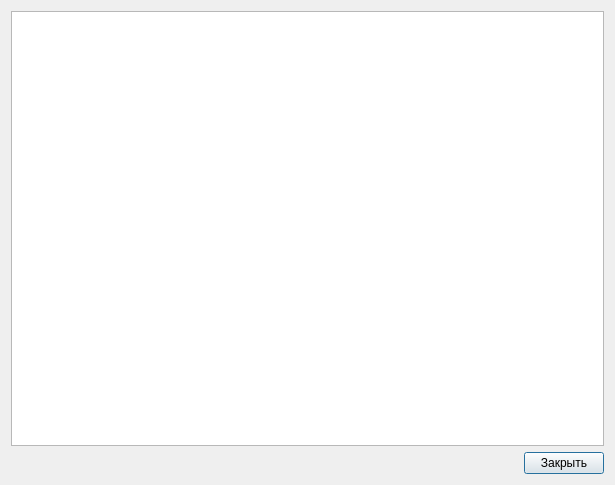
The window that ui/helpdialog.ui (m1lka/SmartCalc) describes before a commit, drawn with Qt 5.
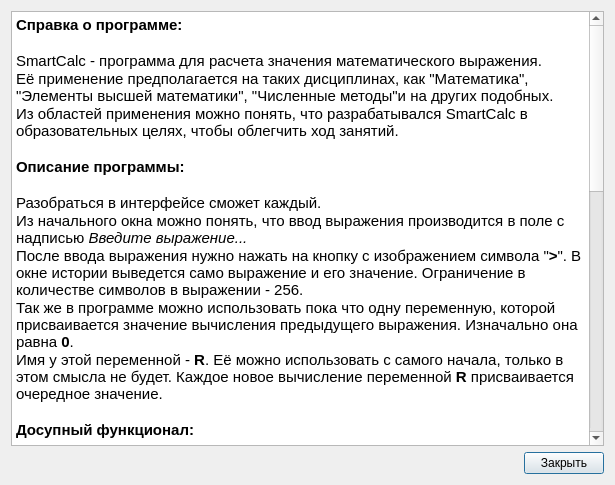
The same window after the commit.

Commit message: Появилась справка по программе.

```diff
--- a/ui/helpdialog.ui
+++ b/ui/helpdialog.ui
@@ -19,6 +19,61 @@
      <property name="readOnly">
       <bool>true</bool>
      </property>
+     <property name="html">
+      <string>&lt;!DOCTYPE HTML PUBLIC &quot;-//W3C//DTD HTML 4.0//EN&quot; &quot;http://www.w3.org/TR/REC-html40/strict.dtd&quot;&gt;
+&lt;html&gt;&lt;head&gt;&lt;meta name=&quot;qrichtext&quot; content=&quot;1&quot; /&gt;&lt;style type=&quot;text/css&quot;&gt;
+p, li { white-space: pre-wrap; }
+&lt;/style&gt;&lt;/head&gt;&lt;body style=&quot; font-family:'Ubuntu'; font-size:11pt; font-weight:400; font-style:normal;&quot;&gt;
+&lt;p style=&quot; margin-top:0px; margin-bottom:0px; margin-left:0px; margin-right:0px; -qt-block-indent:0; text-indent:0px;&quot;&gt;&lt;span style=&quot; font-weight:600;&quot;&gt;Справка о программе:&lt;/span&gt;&lt;/p&gt;
+&lt;p style=&quot;-qt-paragraph-type:empty; margin-top:0px; margin-bottom:0px; margin-left:0px; margin-right:0px; -qt-block-indent:0; text-indent:0px; font-weight:600;&quot;&gt;&lt;br /&gt;&lt;/p&gt;
+&lt;p style=&quot; margin-top:0px; margin-bottom:0px; margin-left:0px; margin-right:0px; -qt-block-indent:0; text-indent:0px;&quot;&gt;SmartCalc - программа для расчета значения математического выражения. &lt;/p&gt;
+&lt;p style=&quot; margin-top:0px; margin-bottom:0px; margin-left:0px; margin-right:0px; -qt-block-indent:0; text-indent:0px;&quot;&gt;Её применение предполагается на таких дисциплинах, как &amp;quot;Математика&amp;quot;, &amp;quot;Элементы высшей математики&amp;quot;, &amp;quot;Численные методы&amp;quot;и на других подобных.&lt;/p&gt;
+&lt;p style=&quot; margin-top:0px; margin-bottom:0px; margin-left:0px; margin-right:0px; -qt-block-indent:0; text-indent:0px;&quot;&gt;Из областей применения можно понять, что разрабатывался SmartCalc в образовательных целях, чтобы облегчить ход занятий.&lt;/p&gt;
+&lt;p style=&quot;-qt-paragraph-type:empty; margin-top:0px; margin-bottom:0px; margin-left:0px; margin-right:0px; -qt-block-indent:0; text-indent:0px;&quot;&gt;&lt;br /&gt;&lt;/p&gt;
+&lt;p style=&quot; margin-top:0px; margin-bottom:0px; margin-left:0px; margin-right:0px; -qt-block-indent:0; text-indent:0px;&quot;&gt;&lt;span style=&quot; font-weight:600;&quot;&gt;Описание программы:&lt;/span&gt;&lt;/p&gt;
+&lt;p style=&quot;-qt-paragraph-type:empty; margin-top:0px; margin-bottom:0px; margin-left:0px; margin-right:0px; -qt-block-indent:0; text-indent:0px; font-weight:600;&quot;&gt;&lt;br /&gt;&lt;/p&gt;
+&lt;p style=&quot; margin-top:0px; margin-bottom:0px; margin-left:0px; margin-right:0px; -qt-block-indent:0; text-indent:0px;&quot;&gt;Разобраться в интерфейсе сможет каждый.&lt;/p&gt;
+&lt;p style=&quot; margin-top:0px; margin-bottom:0px; margin-left:0px; margin-right:0px; -qt-block-indent:0; text-indent:0px;&quot;&gt;Из начального окна можно понять, что ввод выражения производится в поле с надписью &lt;span style=&quot; font-style:italic;&quot;&gt;Введите выражение...&lt;/span&gt;&lt;/p&gt;
+&lt;p style=&quot; margin-top:0px; margin-bottom:0px; margin-left:0px; margin-right:0px; -qt-block-indent:0; text-indent:0px;&quot;&gt;После ввода выражения нужно нажать на кнопку с изображением символа &amp;quot;&lt;span style=&quot; font-weight:600;&quot;&gt;&amp;gt;&lt;/span&gt;&amp;quot;. В окне истории выведется само выражение и его значение. Ограничение в количестве символов в выражении - 256.&lt;/p&gt;
+&lt;p style=&quot; margin-top:0px; margin-bottom:0px; margin-left:0px; margin-right:0px; -qt-block-indent:0; text-indent:0px;&quot;&gt;Так же в программе можно использовать пока что одну переменную, которой присваивается значение вычисления предыдущего выражения. Изначально она равна &lt;span style=&quot; font-weight:600;&quot;&gt;0&lt;/span&gt;.&lt;/p&gt;
+&lt;p style=&quot; margin-top:0px; margin-bottom:0px; margin-left:0px; margin-right:0px; -qt-block-indent:0; text-indent:0px;&quot;&gt;Имя у этой переменной - &lt;span style=&quot; font-weight:600;&quot;&gt;R&lt;/span&gt;. Её можно использовать с самого начала, только в этом смысла не будет. Каждое новое вычисление переменной &lt;span style=&quot; font-weight:600;&quot;&gt;R&lt;/span&gt; присваивается очередное значение.&lt;/p&gt;
+&lt;p style=&quot;-qt-paragraph-type:empty; margin-top:0px; margin-bottom:0px; margin-left:0px; margin-right:0px; -qt-block-indent:0; text-indent:0px;&quot;&gt;&lt;br /&gt;&lt;/p&gt;
+&lt;p style=&quot; margin-top:0px; margin-bottom:0px; margin-left:0px; margin-right:0px; -qt-block-indent:0; text-indent:0px;&quot;&gt;&lt;span style=&quot; font-weight:600;&quot;&gt;Досупный функционал:&lt;/span&gt;&lt;/p&gt;
+&lt;p style=&quot;-qt-paragraph-type:empty; margin-top:0px; margin-bottom:0px; margin-left:0px; margin-right:0px; -qt-block-indent:0; text-indent:0px; font-weight:600;&quot;&gt;&lt;br /&gt;&lt;/p&gt;
+&lt;p style=&quot; margin-top:0px; margin-bottom:0px; margin-left:0px; margin-right:0px; -qt-block-indent:0; text-indent:0px;&quot;&gt;В программе SmartCalc можно вычислять различного рода выражения.&lt;/p&gt;
+&lt;p style=&quot; margin-top:0px; margin-bottom:0px; margin-left:0px; margin-right:0px; -qt-block-indent:0; text-indent:0px;&quot;&gt;Досупны:&lt;/p&gt;
+&lt;p style=&quot; margin-top:0px; margin-bottom:0px; margin-left:0px; margin-right:0px; -qt-block-indent:0; text-indent:0px;&quot;&gt;+ : сложение&lt;/p&gt;
+&lt;p style=&quot; margin-top:0px; margin-bottom:0px; margin-left:0px; margin-right:0px; -qt-block-indent:0; text-indent:0px;&quot;&gt;- : вычитание&lt;/p&gt;
+&lt;p style=&quot; margin-top:0px; margin-bottom:0px; margin-left:0px; margin-right:0px; -qt-block-indent:0; text-indent:0px;&quot;&gt;* : умножение&lt;/p&gt;
+&lt;p style=&quot; margin-top:0px; margin-bottom:0px; margin-left:0px; margin-right:0px; -qt-block-indent:0; text-indent:0px;&quot;&gt;/ : деление&lt;/p&gt;
+&lt;p style=&quot; margin-top:0px; margin-bottom:0px; margin-left:0px; margin-right:0px; -qt-block-indent:0; text-indent:0px;&quot;&gt;! : факториал (например 5!)&lt;/p&gt;
+&lt;p style=&quot; margin-top:0px; margin-bottom:0px; margin-left:0px; margin-right:0px; -qt-block-indent:0; text-indent:0px;&quot;&gt;^ : возведение в степень (например 2^3 - 2 в 3-й степени)&lt;/p&gt;
+&lt;p style=&quot;-qt-paragraph-type:empty; margin-top:0px; margin-bottom:0px; margin-left:0px; margin-right:0px; -qt-block-indent:0; text-indent:0px;&quot;&gt;&lt;br /&gt;&lt;/p&gt;
+&lt;p style=&quot; margin-top:0px; margin-bottom:0px; margin-left:0px; margin-right:0px; -qt-block-indent:0; text-indent:0px;&quot;&gt;Так же при вводе выражения модно использовать скобки, то есть выражение рода: &lt;/p&gt;
+&lt;p style=&quot; margin-top:0px; margin-bottom:0px; margin-left:0px; margin-right:0px; -qt-block-indent:0; text-indent:0px;&quot;&gt;	5+85*(20/10)&lt;/p&gt;
+&lt;p style=&quot; margin-top:0px; margin-bottom:0px; margin-left:0px; margin-right:0px; -qt-block-indent:0; text-indent:0px;&quot;&gt;посчитаются запросто.&lt;/p&gt;
+&lt;p style=&quot;-qt-paragraph-type:empty; margin-top:0px; margin-bottom:0px; margin-left:0px; margin-right:0px; -qt-block-indent:0; text-indent:0px;&quot;&gt;&lt;br /&gt;&lt;/p&gt;
+&lt;p style=&quot; margin-top:0px; margin-bottom:0px; margin-left:0px; margin-right:0px; -qt-block-indent:0; text-indent:0px;&quot;&gt;Вместе с тем доступен ряд функций:&lt;/p&gt;
+&lt;p style=&quot;-qt-paragraph-type:empty; margin-top:0px; margin-bottom:0px; margin-left:0px; margin-right:0px; -qt-block-indent:0; text-indent:0px;&quot;&gt;&lt;br /&gt;&lt;/p&gt;
+&lt;p style=&quot; margin-top:0px; margin-bottom:0px; margin-left:0px; margin-right:0px; -qt-block-indent:0; text-indent:0px;&quot;&gt;&lt;span style=&quot; font-weight:600;&quot;&gt;cos&lt;/span&gt; - косинус&lt;/p&gt;
+&lt;p style=&quot; margin-top:0px; margin-bottom:0px; margin-left:0px; margin-right:0px; -qt-block-indent:0; text-indent:0px;&quot;&gt;&lt;span style=&quot; font-weight:600;&quot;&gt;cosh&lt;/span&gt; - гиперболический косинус&lt;/p&gt;
+&lt;p style=&quot; margin-top:0px; margin-bottom:0px; margin-left:0px; margin-right:0px; -qt-block-indent:0; text-indent:0px;&quot;&gt;&lt;span style=&quot; font-weight:600;&quot;&gt;sin&lt;/span&gt; - синус&lt;/p&gt;
+&lt;p style=&quot; margin-top:0px; margin-bottom:0px; margin-left:0px; margin-right:0px; -qt-block-indent:0; text-indent:0px;&quot;&gt;&lt;span style=&quot; font-weight:600;&quot;&gt;sinh&lt;/span&gt; - гиперболический синус&lt;/p&gt;
+&lt;p style=&quot; margin-top:0px; margin-bottom:0px; margin-left:0px; margin-right:0px; -qt-block-indent:0; text-indent:0px;&quot;&gt;&lt;span style=&quot; font-weight:600;&quot;&gt;tan&lt;/span&gt; - тангенс&lt;/p&gt;
+&lt;p style=&quot; margin-top:0px; margin-bottom:0px; margin-left:0px; margin-right:0px; -qt-block-indent:0; text-indent:0px;&quot;&gt;&lt;span style=&quot; font-weight:600;&quot;&gt;tanh&lt;/span&gt; - гиперболический тангенс&lt;/p&gt;
+&lt;p style=&quot; margin-top:0px; margin-bottom:0px; margin-left:0px; margin-right:0px; -qt-block-indent:0; text-indent:0px;&quot;&gt;&lt;span style=&quot; font-weight:600;&quot;&gt;acos&lt;/span&gt; - арккосинун&lt;/p&gt;
+&lt;p style=&quot; margin-top:0px; margin-bottom:0px; margin-left:0px; margin-right:0px; -qt-block-indent:0; text-indent:0px;&quot;&gt;&lt;span style=&quot; font-weight:600;&quot;&gt;acosh&lt;/span&gt; - гиперболический арккосинус&lt;/p&gt;
+&lt;p style=&quot; margin-top:0px; margin-bottom:0px; margin-left:0px; margin-right:0px; -qt-block-indent:0; text-indent:0px;&quot;&gt;&lt;span style=&quot; font-weight:600;&quot;&gt;asin&lt;/span&gt; - арксинус&lt;/p&gt;
+&lt;p style=&quot; margin-top:0px; margin-bottom:0px; margin-left:0px; margin-right:0px; -qt-block-indent:0; text-indent:0px;&quot;&gt;&lt;span style=&quot; font-weight:600;&quot;&gt;asinh&lt;/span&gt; - гиперболический арксинус&lt;/p&gt;
+&lt;p style=&quot; margin-top:0px; margin-bottom:0px; margin-left:0px; margin-right:0px; -qt-block-indent:0; text-indent:0px;&quot;&gt;&lt;span style=&quot; font-weight:600;&quot;&gt;atan&lt;/span&gt; - тангенс&lt;/p&gt;
+&lt;p style=&quot; margin-top:0px; margin-bottom:0px; margin-left:0px; margin-right:0px; -qt-block-indent:0; text-indent:0px;&quot;&gt;&lt;span style=&quot; font-weight:600;&quot;&gt;atanh&lt;/span&gt; - гиперболический арктангенс&lt;/p&gt;
+&lt;p style=&quot; margin-top:0px; margin-bottom:0px; margin-left:0px; margin-right:0px; -qt-block-indent:0; text-indent:0px;&quot;&gt;&lt;span style=&quot; font-weight:600;&quot;&gt;log&lt;/span&gt; - натуральный логарифм&lt;/p&gt;
+&lt;p style=&quot; margin-top:0px; margin-bottom:0px; margin-left:0px; margin-right:0px; -qt-block-indent:0; text-indent:0px;&quot;&gt;&lt;span style=&quot; font-weight:600;&quot;&gt;log10&lt;/span&gt; - логарифм по основанию 10&lt;/p&gt;
+&lt;p style=&quot; margin-top:0px; margin-bottom:0px; margin-left:0px; margin-right:0px; -qt-block-indent:0; text-indent:0px;&quot;&gt;&lt;span style=&quot; font-weight:600;&quot;&gt;exp&lt;/span&gt; - вычисление экспоненты&lt;/p&gt;
+&lt;p style=&quot; margin-top:0px; margin-bottom:0px; margin-left:0px; margin-right:0px; -qt-block-indent:0; text-indent:0px;&quot;&gt;&lt;span style=&quot; font-weight:600;&quot;&gt;exp2&lt;/span&gt; - степень 2 (например expr2(3) = 8)&lt;/p&gt;
+&lt;p style=&quot; margin-top:0px; margin-bottom:0px; margin-left:0px; margin-right:0px; -qt-block-indent:0; text-indent:0px;&quot;&gt;&lt;span style=&quot; font-weight:600;&quot;&gt;sqr&lt;/span&gt; - извлечение квадратного корня&lt;/p&gt;
+&lt;p style=&quot; margin-top:0px; margin-bottom:0px; margin-left:0px; margin-right:0px; -qt-block-indent:0; text-indent:0px;&quot;&gt;&lt;span style=&quot; font-weight:600;&quot;&gt;cbr&lt;/span&gt; - извлечение кубического корня&lt;/p&gt;&lt;/body&gt;&lt;/html&gt;</string>
+     </property>
     </widget>
    </item>
    <item row="1" column="0">
```
The commit also changes 2 other files.
